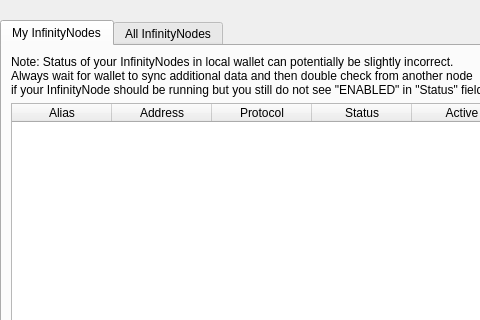
barrystyle/SUQA-0.17.1, file src/qt/forms/masternodelist.ui: the form before one commit; both pictures show x 0 to 480 and y 0 to 320 of the 723 by 457 pixel window.
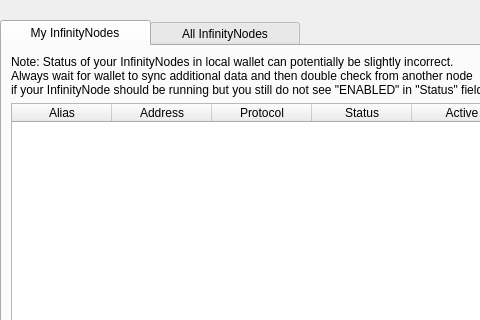
The form after the commit.

Diff of the .ui file:
```diff
--- a/src/qt/forms/masternodelist.ui
+++ b/src/qt/forms/masternodelist.ui
@@ -13,6 +13,11 @@
   <property name="windowTitle">
    <string>Form</string>
   </property>
+  <property name="styleSheet">
+   <string notr="true">QTabBar::tab {
+width: 150px; 
+}</string>
+  </property>
   <layout class="QVBoxLayout" name="topLayout">
    <property name="leftMargin">
     <number>0</number>
```
